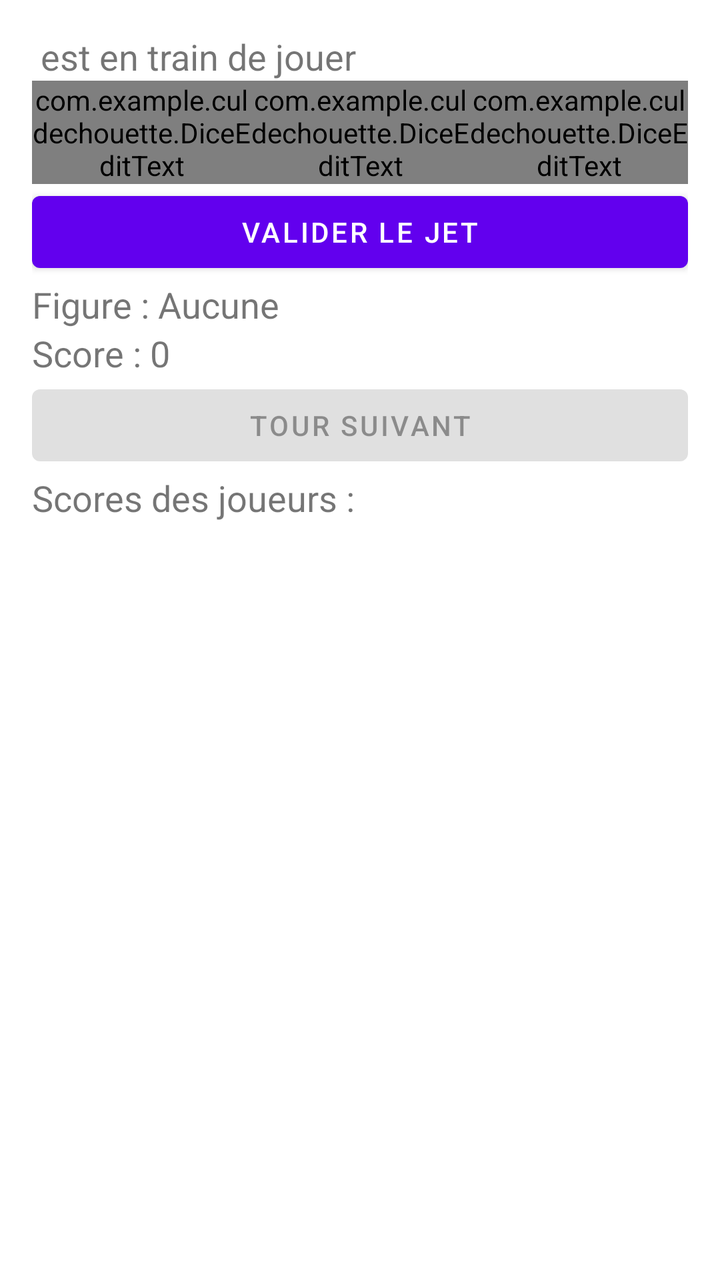
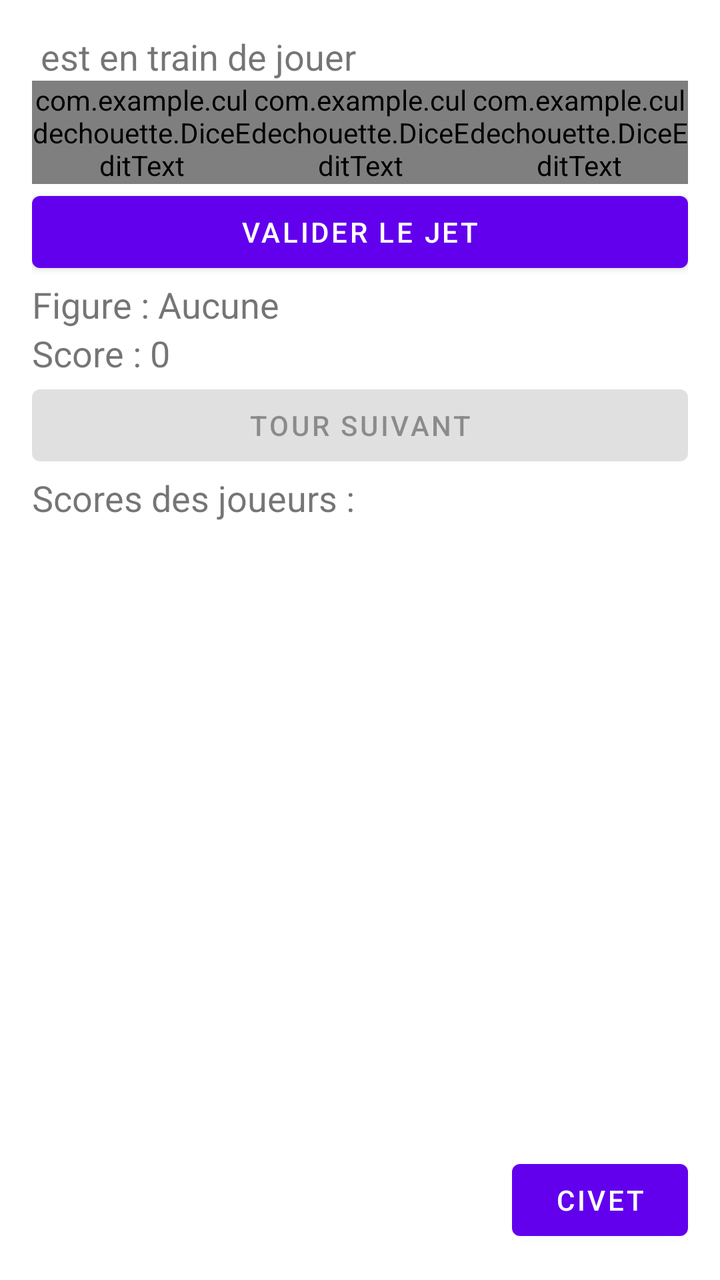

Two renders of the same Android screen: before a commit and after it. Below are the layout's source before the change and the commit's diff.
<!-- AndroidManifest.xml: application theme Theme.CulDeChouette -->
<!-- res/layout/activity_main.xml -->
<LinearLayout xmlns:android="http://schemas.android.com/apk/res/android"
    xmlns:tools="http://schemas.android.com/tools"
    android:layout_width="match_parent"
    android:layout_height="match_parent"
    android:orientation="vertical"
    android:padding="16dp"
    tools:context=".MainActivity">

    <LinearLayout
        android:layout_width="match_parent"
        android:layout_height="wrap_content"
        android:orientation="horizontal"
        android:gravity="start">

        <TextView
            android:id="@+id/currentPlayerText"
            android:layout_width="wrap_content"
            android:layout_height="wrap_content"
            android:text=""
            android:textSize="18sp" />

        <TextView
            android:layout_width="match_parent"
            android:layout_height="wrap_content"
            android:text="@string/playing"
            android:textSize="18sp" />
    </LinearLayout>

    <LinearLayout
        android:layout_width="match_parent"
        android:layout_height="wrap_content"
        android:orientation="horizontal"
        android:gravity="center">

        <com.example.culdechouette.DiceEditText
            android:id="@+id/dice1"
            android:layout_width="0dp"
            android:layout_height="wrap_content"
            android:layout_weight="1"
            android:hint="@string/dice1" />

        <com.example.culdechouette.DiceEditText
            android:id="@+id/dice2"
            android:layout_width="0dp"
            android:layout_height="wrap_content"
            android:layout_weight="1"
            android:hint="@string/dice2" />

        <com.example.culdechouette.DiceEditText
            android:id="@+id/dice3"
            android:layout_width="0dp"
            android:layout_height="wrap_content"
            android:layout_weight="1"
            android:hint="@string/dice3" />
    </LinearLayout>

    <Button
        android:id="@+id/validateRollButton"
        android:layout_width="match_parent"
        android:layout_height="wrap_content"
        android:text="@string/validate_roll" />

    <Button
        android:id="@+id/siroterButton"
        android:layout_width="match_parent"
        android:layout_height="wrap_content"
        android:text="@string/sirotage"
        android:visibility="gone" />

    <Button
        android:id="@+id/soufletteButton"
        android:layout_width="match_parent"
        android:layout_height="wrap_content"
        android:text="@string/souflette"
        android:visibility="gone" />

    <LinearLayout
        android:layout_width="match_parent"
        android:layout_height="wrap_content"
        android:orientation="horizontal"
        android:gravity="start">

        <TextView
            android:layout_width="wrap_content"
            android:layout_height="wrap_content"
            android:text="@string/figure"
            android:textSize="18sp" />

        <TextView
            android:id="@+id/figureText"
            android:layout_width="match_parent"
            android:layout_height="wrap_content"
            android:text="@string/none_e"
            android:textSize="18sp" />
    </LinearLayout>

    <LinearLayout
        android:layout_width="match_parent"
        android:layout_height="wrap_content"
        android:orientation="horizontal"
        android:gravity="start">

        <TextView
            android:layout_width="wrap_content"
            android:layout_height="wrap_content"
            android:text="@string/score"
            android:textSize="18sp" />

        <TextView
            android:id="@+id/resultText"
            android:layout_width="match_parent"
            android:layout_height="wrap_content"
            android:text="@string/zero"
            android:textSize="18sp" />
    </LinearLayout>

    <Button
        android:id="@+id/nextTurnButton"
        android:layout_width="match_parent"
        android:layout_height="wrap_content"
        android:text="@string/next_turn"
        android:enabled="false" />

    <TextView
        android:layout_width="match_parent"
        android:layout_height="wrap_content"
        android:text="@string/player_score"
        android:textSize="18sp" />

    <TextView
        android:id="@+id/playersScoreText"
        android:layout_width="match_parent"
        android:layout_height="wrap_content"
        android:text=""
        android:textSize="18sp" />
</LinearLayout>
<!-- resources referenced by this layout -->
<resources>
  <string name="dice1">Dé 1</string>
  <string name="dice2">Dé 2</string>
  <string name="dice3">Dé 3</string>
  <string name="figure">Figure :\ </string>
  <string name="next_turn">Tour suivant</string>
  <string name="none_e">Aucune</string>
  <string name="player_score">Scores des joueurs :</string>
  <string name="playing">\ est en train de jouer</string>
  <string name="score">Score :\ </string>
  <string name="sirotage">Sirotage</string>
  <string name="souflette">Souflette</string>
  <string name="validate_roll">Valider le jet</string>
  <string name="zero">0</string>
  <style name="Theme.CulDeChouette" parent="Theme.MaterialComponents.DayNight.DarkActionBar">
          
          <item name="colorPrimary">@color/purple_500</item>
          <item name="colorPrimaryVariant">@color/purple_700</item>
          <item name="colorOnPrimary">@color/white</item>
          
          <item name="colorSecondary">@color/teal_200</item>
          <item name="colorSecondaryVariant">@color/teal_700</item>
          <item name="colorOnSecondary">@color/black</item>
          
          <item name="android:statusBarColor" tools:targetApi="l">?attr/colorPrimaryVariant</item>
          
      </style>
  <color name="purple_500">#FF6200EE</color>
  <color name="purple_700">#FF3700B3</color>
  <color name="white">#FFFFFFFF</color>
  <color name="teal_200">#FF03DAC5</color>
  <color name="teal_700">#FF018786</color>
  <color name="black">#FF000000</color>
</resources>

<!-- the commit's change to res/layout/activity_main.xml (unified diff, before → after) -->
@@ -1,136 +1,197 @@
-<LinearLayout xmlns:android="http://schemas.android.com/apk/res/android"
+<RelativeLayout xmlns:android="http://schemas.android.com/apk/res/android"
     xmlns:tools="http://schemas.android.com/tools"
     android:layout_width="match_parent"
     android:layout_height="match_parent"
-    android:orientation="vertical"
     android:padding="16dp"
     tools:context=".MainActivity">
 
     <LinearLayout
         android:layout_width="match_parent"
         android:layout_height="wrap_content"
-        android:orientation="horizontal"
-        android:gravity="start">
+        android:orientation="vertical">
 
-        <TextView
-            android:id="@+id/currentPlayerText"
-            android:layout_width="wrap_content"
+        <LinearLayout
+            android:layout_width="match_parent"
             android:layout_height="wrap_content"
-            android:text=""
-            android:textSize="18sp" />
+            android:orientation="horizontal">
+
+            <TextView
+                android:id="@+id/currentPlayerText"
+                android:layout_width="wrap_content"
+                android:layout_height="wrap_content"
+                android:text=""
+                android:textSize="18sp" />
+
+            <TextView
+                android:layout_width="match_parent"
+                android:layout_height="wrap_content"
+                android:text="@string/playing"
+                android:textSize="18sp" />
+        </LinearLayout>
+
+        <LinearLayout
+            android:id="@+id/civetLayout"
+            android:layout_width="match_parent"
+            android:layout_height="wrap_content"
+            android:orientation="horizontal"
+            android:gravity="center_vertical"
+            android:paddingVertical="4dp"
+            android:visibility="gone">
+
+            <TextView
+                android:layout_width="wrap_content"
+                android:layout_height="wrap_content"
+                android:textSize="18sp"
+                android:text="@string/civet_expression" />
+
+            <EditText
+                android:id="@+id/civetBet"
+                android:layout_width="wrap_content"
+                android:layout_height="wrap_content"
+                android:minWidth="48dp"
+                android:gravity="center"
+                android:inputType="number"
+                android:hint="@string/zero"
+                android:autofillHints="" />
+
+            <TextView
+                android:layout_width="wrap_content"
+                android:layout_height="wrap_content"
+                android:textSize="18sp"
+                android:text="@string/on" />
+
+            <Spinner
+                android:id="@+id/civetFigure"
+                android:layout_width="wrap_content"
+                android:layout_height="wrap_content" />
+
+            <TextView
+                android:layout_width="wrap_content"
+                android:layout_height="wrap_content"
+                android:textSize="18sp"
+                android:text="@string/excl" />
+        </LinearLayout>
+
+        <LinearLayout
+            android:layout_width="match_parent"
+            android:layout_height="wrap_content"
+            android:orientation="horizontal"
+            android:gravity="center">
+
+            <com.example.culdechouette.DiceEditText
+                android:id="@+id/dice1"
+                android:layout_width="0dp"
+                android:layout_height="wrap_content"
+                android:layout_weight="1"
+                android:hint="@string/dice1" />
+
+            <com.example.culdechouette.DiceEditText
+                android:id="@+id/dice2"
+                android:layout_width="0dp"
+                android:layout_height="wrap_content"
+                android:layout_weight="1"
+                android:hint="@string/dice2" />
+
+            <com.example.culdechouette.DiceEditText
+                android:id="@+id/dice3"
+                android:layout_width="0dp"
+                android:layout_height="wrap_content"
+                android:layout_weight="1"
+                android:hint="@string/dice3" />
+        </LinearLayout>
+
+        <Button
+            android:id="@+id/validateRollButton"
+            android:layout_width="match_parent"
+            android:layout_height="wrap_content"
+            android:text="@string/validate_roll" />
+
+        <Button
+            android:id="@+id/siroterButton"
+            android:layout_width="match_parent"
+            android:layout_height="wrap_content"
+            android:text="@string/sirotage"
+            android:visibility="gone" />
+
+        <Button
+            android:id="@+id/soufletteButton"
+            android:layout_width="match_parent"
+            android:layout_height="wrap_content"
+            android:text="@string/souflette"
+            android:visibility="gone" />
+
+        <LinearLayout
+            android:layout_width="match_parent"
+            android:layout_height="wrap_content"
+            android:orientation="horizontal">
+
+            <TextView
+                android:layout_width="wrap_content"
+                android:layout_height="wrap_content"
+                android:text="@string/figure"
+                android:textSize="18sp" />
+
+            <TextView
+                android:id="@+id/figureText"
+                android:layout_width="match_parent"
+                android:layout_height="wrap_content"
+                android:text="@string/none_e"
+                android:textSize="18sp" />
+        </LinearLayout>
+
+        <LinearLayout
+            android:layout_width="match_parent"
+            android:layout_height="wrap_content"
+            android:orientation="horizontal">
+
+            <TextView
+                android:layout_width="wrap_content"
+                android:layout_height="wrap_content"
+                android:text="@string/score"
+                android:textSize="18sp" />
+
+            <TextView
+                android:id="@+id/resultText"
+                android:layout_width="match_parent"
+                android:layout_height="wrap_content"
+                android:text="@string/zero"
+                android:textSize="18sp" />
+        </LinearLayout>
+
+        <Button
+            android:id="@+id/nextTurnButton"
+            android:layout_width="match_parent"
+            android:layout_height="wrap_content"
+            android:text="@string/next_turn"
+            android:enabled="false" />
 
         <TextView
             android:layout_width="match_parent"
             android:layout_height="wrap_content"
-            android:text="@string/playing"
+            android:text="@string/player_score"
+            android:textSize="18sp" />
+
+        <TextView
+            android:id="@+id/playersScoreText"
+            android:layout_width="match_parent"
+            android:layout_height="wrap_content"
+            android:text=""
             android:textSize="18sp" />
     </LinearLayout>
 
     <LinearLayout
-        android:layout_width="match_parent"
+        android:layout_width="wrap_content"
         android:layout_height="wrap_content"
-        android:orientation="horizontal"
-        android:gravity="center">
+        android:orientation="vertical"
+        android:layout_alignParentEnd="true"
+        android:layout_alignParentBottom="true"
+        android:gravity="end">
 
-        <com.example.culdechouette.DiceEditText
-            android:id="@+id/dice1"
-            android:layout_width="0dp"
+        <Button
+            android:id="@+id/civetButton"
+            android:layout_width="wrap_content"
             android:layout_height="wrap_content"
-            android:layout_weight="1"
-            android:hint="@string/dice1" />
-
-        <com.example.culdechouette.DiceEditText
-            android:id="@+id/dice2"
-            android:layout_width="0dp"
-            android:layout_height="wrap_content"
-            android:layout_weight="1"
-            android:hint="@string/dice2" />
-
-        <com.example.culdechouette.DiceEditText
-            android:id="@+id/dice3"
-            android:layout_width="0dp"
-            android:layout_height="wrap_content"
-            android:layout_weight="1"
-            android:hint="@string/dice3" />
+            android:text="@string/civet" />
     </LinearLayout>
 
-    <Button
-        android:id="@+id/validateRollButton"
-        android:layout_width="match_parent"
-        android:layout_height="wrap_content"
-        android:text="@string/validate_roll" />
-
-    <Button
-        android:id="@+id/siroterButton"
-        android:layout_width="match_parent"
-        android:layout_height="wrap_content"
-        android:text="@string/sirotage"
-        android:visibility="gone" />
-
-    <Button
-        android:id="@+id/soufletteButton"
-        android:layout_width="match_parent"
-        android:layout_height="wrap_content"
-        android:text="@string/souflette"
-        android:visibility="gone" />
-
-    <LinearLayout
-        android:layout_width="match_parent"
-        android:layout_height="wrap_content"
-        android:orientation="horizontal"
-        android:gravity="start">
-
-        <TextView
-            android:layout_width="wrap_content"
-            android:layout_height="wrap_content"
-            android:text="@string/figure"
-            android:textSize="18sp" />
-
-        <TextView
-            android:id="@+id/figureText"
-            android:layout_width="match_parent"
-            android:layout_height="wrap_content"
-            android:text="@string/none_e"
-            android:textSize="18sp" />
-    </LinearLayout>
-
-    <LinearLayout
-        android:layout_width="match_parent"
-        android:layout_height="wrap_content"
-        android:orientation="horizontal"
-        android:gravity="start">
-
-        <TextView
-            android:layout_width="wrap_content"
-            android:layout_height="wrap_content"
-            android:text="@string/score"
-            android:textSize="18sp" />
-
-        <TextView
-            android:id="@+id/resultText"
-            android:layout_width="match_parent"
-            android:layout_height="wrap_content"
-            android:text="@string/zero"
-            android:textSize="18sp" />
-    </LinearLayout>
-
-    <Button
-        android:id="@+id/nextTurnButton"
-        android:layout_width="match_parent"
-        android:layout_height="wrap_content"
-        android:text="@string/next_turn"
-        android:enabled="false" />
-
-    <TextView
-        android:layout_width="match_parent"
-        android:layout_height="wrap_content"
-        android:text="@string/player_score"
-        android:textSize="18sp" />
-
-    <TextView
-        android:id="@+id/playersScoreText"
-        android:layout_width="match_parent"
-        android:layout_height="wrap_content"
-        android:text=""
-        android:textSize="18sp" />
-</LinearLayout>
+</RelativeLayout>
<!-- resource entries referenced after the edit -->
@@ -1,11 +1,15 @@
 <!-- resources referenced by this layout -->
 <resources>
+  <string name="civet">Civet</string>
+  <string name="civet_expression">Civet de</string>
   <string name="dice1">Dé 1</string>
   <string name="dice2">Dé 2</string>
   <string name="dice3">Dé 3</string>
+  <string name="excl">!</string>
   <string name="figure">Figure :\ </string>
   <string name="next_turn">Tour suivant</string>
   <string name="none_e">Aucune</string>
+  <string name="on">sur</string>
   <string name="player_score">Scores des joueurs :</string>
   <string name="playing">\ est en train de jouer</string>
   <string name="score">Score :\ </string>
